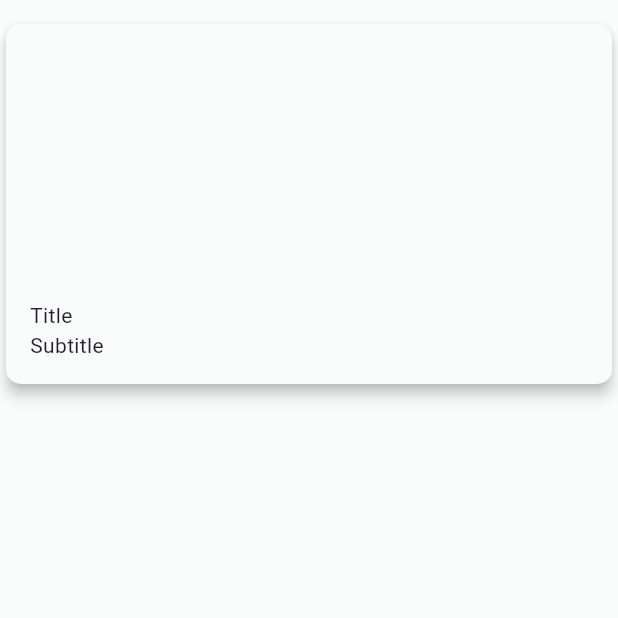
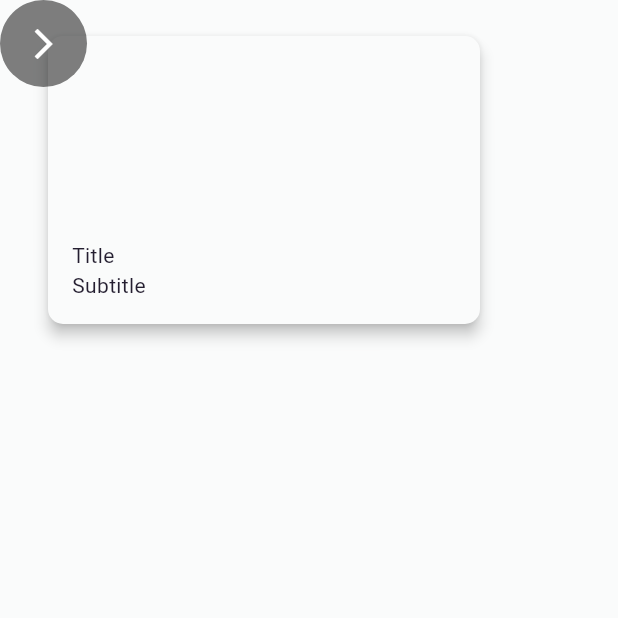
Before and after one commit to IvoneDjaja/portofolio, a Flutter app: the screen it shows after launch, on a phone screen of 412 x 824 dp, the top half of it. Run offline on Flutter 3.47's test engine with Material 3 defaults, Android fonts, the phone set to English and light mode, and no system bars; our stand-ins replace google_fonts; generated files the repository leaves out were written again.

Commit message:
:sparkles: Add _DesktopCarousel

```diff
--- /dev/null
+++ b/lib/layout/adaptive.dart
@@ -0,0 +1 @@
+const maxHomeItemWidth = 1400.0;
--- a/lib/pages/home.dart
+++ b/lib/pages/home.dart
@@ -1,10 +1,13 @@
 import 'package:flutter/foundation.dart';
 import 'package:flutter/material.dart';
+import 'package:portofolio/layout/adaptive.dart';
 import 'package:portofolio/src/studies/drawing/routes.dart' as drawing_routes;
 
+const _horizontalPadding = 32.0;
+const _horizontalDesktopPadding = 81.0;
+const _carouselHeightMin = 240.0;
 const _carouselItemDesktopMargin = 8.0;
 const _carouselItemMobileMargin = 4.0;
-const _carouselHeightMin = 240.0;
 const _carouselItemWidth = 296.0;
 
 class HomePage extends StatelessWidget {
@@ -20,8 +23,146 @@ class HomePage extends StatelessWidget {
     return Scaffold(
       body: ListView(
         key: const ValueKey('HomeListView'),
-        children: carouselCards,
+        children: [
+          _DesktopCarousel(
+            height: _carouselHeightMin,
+            children: carouselCards,
+          ),
+        ],
       ),
+    );
+  }
+}
+
+/// This creates a horizontally scrolling [ListView] of items.
+///
+/// This class uses a [ListView] with a custom [ScrollPhysics] to enable
+/// snapping behavior. A [PageView] was considered but does not allow for
+/// multiple pages visible without centering the first page.
+class _DesktopCarousel extends StatefulWidget {
+  const _DesktopCarousel({
+    required this.height,
+    required this.children,
+  });
+
+  final double height;
+  final List<Widget> children;
+
+  @override
+  State<_DesktopCarousel> createState() => __DesktopCarouselState();
+}
+
+class __DesktopCarouselState extends State<_DesktopCarousel> {
+  late final ScrollController _controller;
+
+  @override
+  void initState() {
+    super.initState();
+    _controller = ScrollController();
+    _controller.addListener(() {
+      setState(() {});
+    });
+  }
+
+  @override
+  void dispose() {
+    _controller.dispose();
+    super.dispose();
+  }
+
+  @override
+  Widget build(BuildContext context) {
+    var showPreviousButton = false;
+    var showNextButton = true;
+
+    // Only check this after the _controller has been attached to the ListView.
+    if (_controller.hasClients) {
+      showPreviousButton = _controller.offset > 0;
+      showNextButton =
+          _controller.offset < _controller.position.maxScrollExtent;
+    }
+
+    return Align(
+      alignment: Alignment.center,
+      child: Container(
+        height: widget.height,
+        constraints: const BoxConstraints(maxWidth: maxHomeItemWidth),
+        child: Stack(
+          children: [
+            ListView.builder(
+              padding: const EdgeInsets.symmetric(
+                horizontal: kIsWeb
+                    ? _horizontalDesktopPadding - _carouselItemDesktopMargin
+                    : _horizontalPadding - _carouselItemMobileMargin,
+              ),
+              scrollDirection: Axis.horizontal,
+              primary:
+                  false, // Set as false because we are passing a controller,
+              controller: _controller,
+              itemExtent: _carouselItemWidth,
+              itemCount: widget.children.length,
+              itemBuilder: (context, index) => Padding(
+                padding: const EdgeInsets.symmetric(vertical: 8),
+                child: widget.children[index],
+              ),
+            ),
+            if (showPreviousButton)
+              _DesktopPageButton(
+                onTap: () {
+                  _controller.animateTo(
+                    _controller.offset - _carouselItemWidth,
+                    duration: const Duration(milliseconds: 200),
+                    curve: Curves.easeInOut,
+                  );
+                },
+              ),
+            if (showNextButton)
+              _DesktopPageButton(
+                isEnd: true,
+                onTap: () {
+                  _controller.animateTo(
+                    _controller.offset + _carouselItemWidth,
+                    duration: const Duration(milliseconds: 200),
+                    curve: Curves.easeInOut,
+                  );
+                },
+              ),
+          ],
+        ),
+      ),
+    );
+  }
+}
+
+class _DesktopPageButton extends StatelessWidget {
+  const _DesktopPageButton({
+    this.isEnd = false,
+    this.onTap,
+  });
+
+  final bool isEnd;
+  final GestureTapCallback? onTap;
+
+  @override
+  Widget build(BuildContext context) {
+    const buttonSize = 58.0;
+    const padding = _horizontalDesktopPadding - buttonSize / 2;
+    return Container(
+      width: buttonSize,
+      height: buttonSize,
+      margin: EdgeInsetsDirectional.only(
+        start: isEnd ? 0 : padding,
+        end: isEnd ? padding : 0,
+      ),
+      child: Material(
+          color: Colors.black.withOpacity(0.5),
+          shape: const CircleBorder(),
+          child: InkWell(
+              onTap: onTap,
+              child: Icon(
+                isEnd ? Icons.arrow_forward_ios : Icons.arrow_back_ios,
+                color: Colors.white,
+              ))),
     );
   }
 }
```
